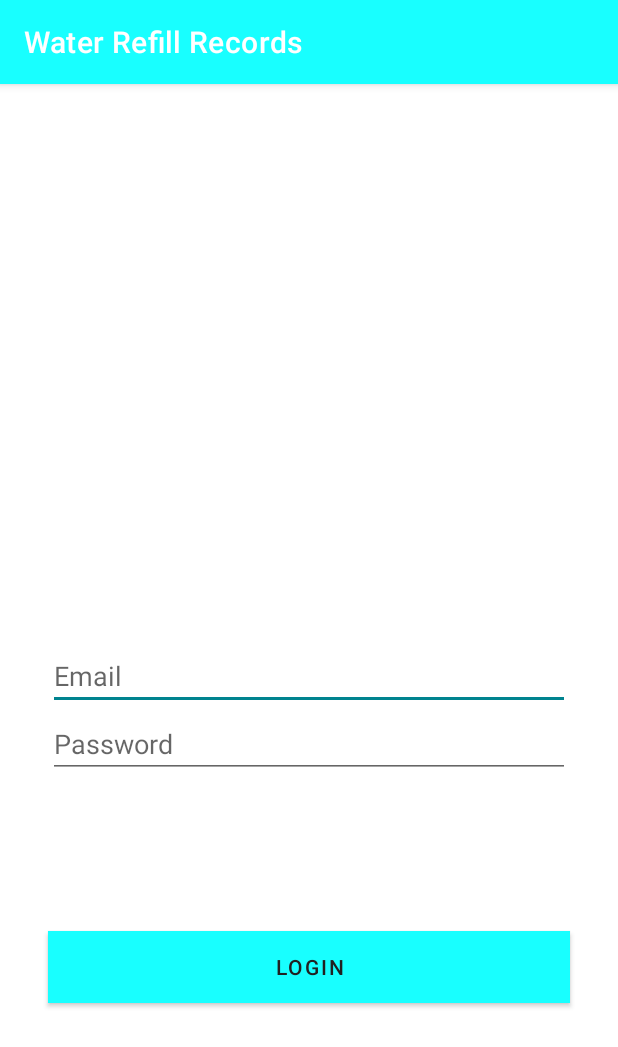
After one commit to clarelimo/Water-Records, an Android app: the LoginActivity screen opened directly, with no data from a screen before it, on a phone screen of 412 x 824 dp. The commit adds this screen. Shown: the top 1047 px of the screen. Run offline under Robolectric (Android 15) with nearby library versions, the phone set to English and light mode, and no system bars; Roboto replaces fonts that are not available here.

Commit message:
linked get started button and login page

```diff
--- /dev/null
+++ b/app/src/main/java/com/moringaschool/waterrefillrecords/LoginActivity.java
@@ -0,0 +1,14 @@
+package com.moringaschool.waterrefillrecords;
+
+import androidx.appcompat.app.AppCompatActivity;
+
+import android.os.Bundle;
+
+public class LoginActivity extends AppCompatActivity {
+
+    @Override
+    protected void onCreate(Bundle savedInstanceState) {
+        super.onCreate(savedInstanceState);
+        setContentView(R.layout.activity_login);
+    }
+}
--- a/app/src/main/java/com/moringaschool/waterrefillrecords/MainActivity.java
+++ b/app/src/main/java/com/moringaschool/waterrefillrecords/MainActivity.java
@@ -33,7 +33,7 @@ public class MainActivity extends AppCompatActivity implements View.OnClickListe
     public void onClick(View v) {
         if (v == mGetStartedButton) {
             String shopName = mShopNameEditText.getText().toString();
-            Intent intent = new Intent(MainActivity.this, SalesActivity.class);
+            Intent intent = new Intent(MainActivity.this, LoginActivity.class);
             intent.putExtra("shopName", shopName);
             startActivity(intent);
             Toast.makeText(MainActivity.this, shopName, Toast.LENGTH_LONG).show();
```
Also changed, not shown: app/src/main/AndroidManifest.xml (+5 -4 lines).
